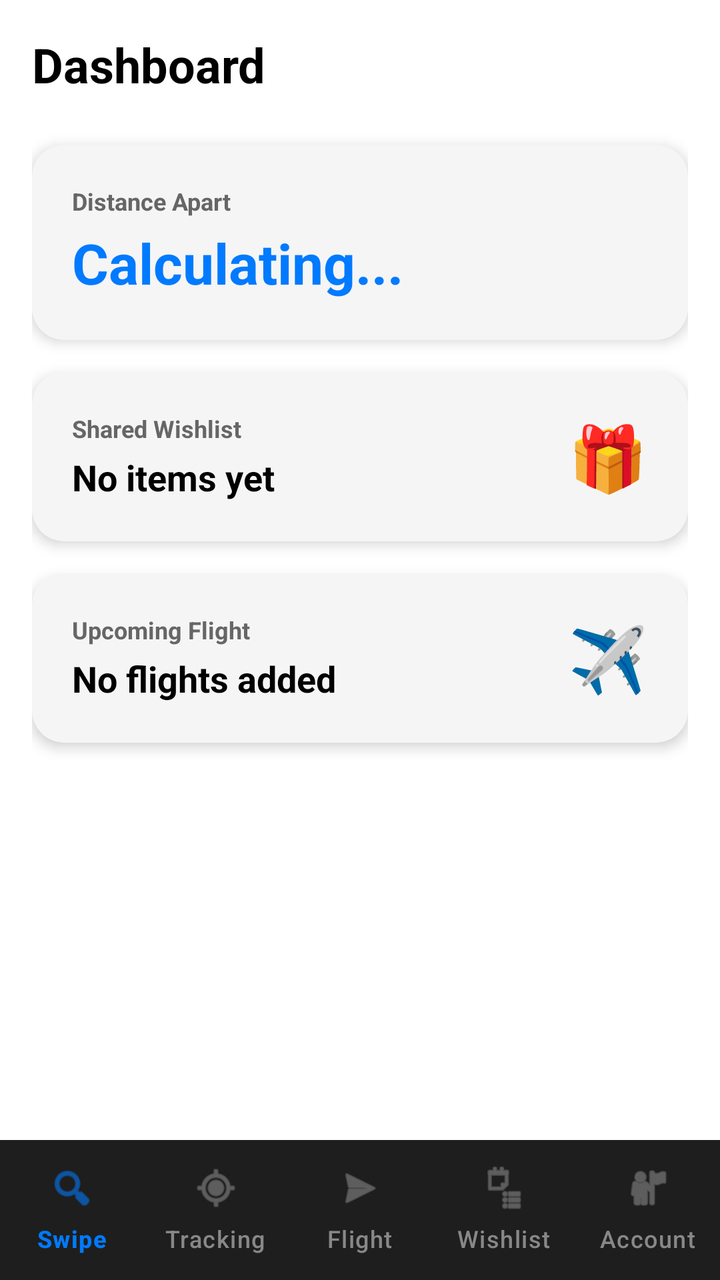
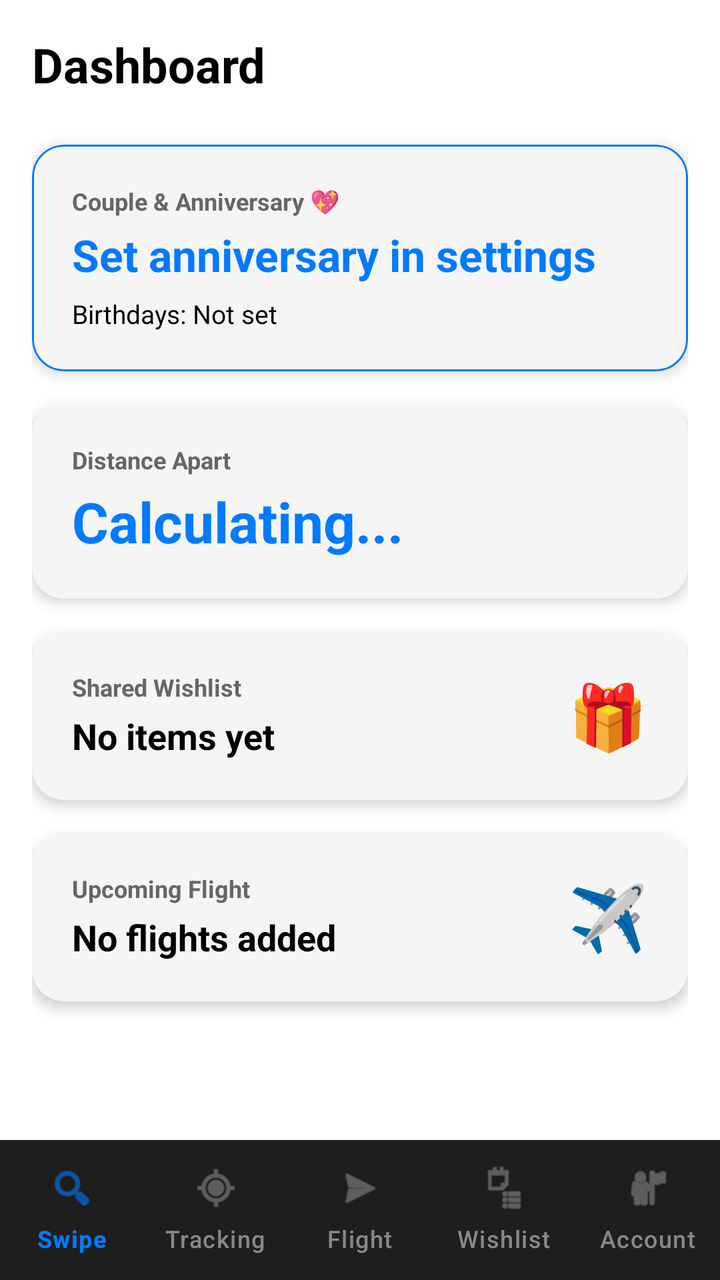

The first picture is an Android layout as it rendered before a commit; the second is the same layout after the commit. The layout source and the unified diff follow.
<!-- AndroidManifest.xml: application theme Theme.ProjectCecily -->
<!-- res/layout/activity_main.xml -->
<?xml version="1.0" encoding="utf-8"?>
<androidx.constraintlayout.widget.ConstraintLayout xmlns:android="http://schemas.android.com/apk/res/android"
    xmlns:app="http://schemas.android.com/apk/res-auto"
    android:layout_width="match_parent"
    android:layout_height="match_parent"
    android:background="@color/app_background"
    android:fitsSystemWindows="true">

    
    <ScrollView
        android:id="@+id/dashboard_scroll"
        android:layout_width="0dp"
        android:layout_height="0dp"
        android:padding="16dp"
        app:layout_constraintBottom_toTopOf="@id/bottom_navigation"
        app:layout_constraintEnd_toEndOf="parent"
        app:layout_constraintStart_toStartOf="parent"
        app:layout_constraintTop_toTopOf="parent">

        <LinearLayout
            android:layout_width="match_parent"
            android:layout_height="wrap_content"
            android:orientation="vertical">

            <TextView
                android:id="@+id/tvDashboardTitle"
                android:layout_width="wrap_content"
                android:layout_height="wrap_content"
                android:layout_marginBottom="24dp"
                android:text="Dashboard"
                android:textColor="@color/text_primary"
                android:textSize="24sp"
                android:textStyle="bold" />

            
            <com.google.android.material.card.MaterialCardView
                android:id="@+id/cardProximity"
                android:layout_width="match_parent"
                android:layout_height="wrap_content"
                android:layout_marginBottom="16dp"
                app:cardBackgroundColor="@color/card_background"
                app:cardCornerRadius="16dp"
                app:cardElevation="4dp"
                app:strokeWidth="0dp">

                <LinearLayout
                    android:layout_width="match_parent"
                    android:layout_height="wrap_content"
                    android:orientation="vertical"
                    android:padding="20dp">

                    <TextView
                        android:layout_width="wrap_content"
                        android:layout_height="wrap_content"
                        android:text="Distance Apart"
                        android:textColor="@color/text_secondary"
                        android:textSize="12sp"
                        android:textStyle="bold" />

                    <TextView
                        android:id="@+id/tvLiveDistance"
                        android:layout_width="wrap_content"
                        android:layout_height="wrap_content"
                        android:layout_marginTop="4dp"
                        android:text="Calculating..."
                        android:textColor="@color/nav_selected"
                        android:textSize="28sp"
                        android:textStyle="bold" />
                </LinearLayout>
            </com.google.android.material.card.MaterialCardView>

            
            <com.google.android.material.card.MaterialCardView
                android:id="@+id/cardWishlist"
                android:layout_width="match_parent"
                android:layout_height="wrap_content"
                android:layout_marginBottom="16dp"
                app:cardBackgroundColor="@color/card_background"
                app:cardCornerRadius="16dp"
                app:cardElevation="4dp"
                app:strokeWidth="0dp">

                <LinearLayout
                    android:layout_width="match_parent"
                    android:layout_height="wrap_content"
                    android:orientation="horizontal"
                    android:padding="20dp">

                    <LinearLayout
                        android:layout_width="0dp"
                        android:layout_height="wrap_content"
                        android:layout_weight="1"
                        android:orientation="vertical">

                        <TextView
                            android:layout_width="wrap_content"
                            android:layout_height="wrap_content"
                            android:text="Shared Wishlist"
                            android:textColor="@color/text_secondary"
                            android:textSize="12sp"
                            android:textStyle="bold" />

                        <TextView
                            android:id="@+id/tvWishlistSummary"
                            android:layout_width="wrap_content"
                            android:layout_height="wrap_content"
                            android:layout_marginTop="4dp"
                            android:text="No items yet"
                            android:textColor="@color/text_primary"
                            android:textSize="18sp"
                            android:textStyle="bold" />
                    </LinearLayout>

                    <TextView
                        android:layout_width="wrap_content"
                        android:layout_height="wrap_content"
                        android:layout_gravity="center"
                        android:text="🎁"
                        android:textSize="32sp" />
                </LinearLayout>
            </com.google.android.material.card.MaterialCardView>

            
            <com.google.android.material.card.MaterialCardView
                android:id="@+id/cardFlight"
                android:layout_width="match_parent"
                android:layout_height="wrap_content"
                android:layout_marginBottom="16dp"
                app:cardBackgroundColor="@color/card_background"
                app:cardCornerRadius="16dp"
                app:cardElevation="4dp"
                app:strokeWidth="0dp">

                <LinearLayout
                    android:layout_width="match_parent"
                    android:layout_height="wrap_content"
                    android:orientation="horizontal"
                    android:padding="20dp">

                    <LinearLayout
                        android:layout_width="0dp"
                        android:layout_height="wrap_content"
                        android:layout_weight="1"
                        android:orientation="vertical">

                        <TextView
                            android:layout_width="wrap_content"
                            android:layout_height="wrap_content"
                            android:text="Upcoming Flight"
                            android:textColor="@color/text_secondary"
                            android:textSize="12sp"
                            android:textStyle="bold" />

                        <TextView
                            android:id="@+id/tvFlightSummary"
                            android:layout_width="wrap_content"
                            android:layout_height="wrap_content"
                            android:layout_marginTop="4dp"
                            android:text="No flights added"
                            android:textColor="@color/text_primary"
                            android:textSize="18sp"
                            android:textStyle="bold" />
                    </LinearLayout>

                    <TextView
                        android:layout_width="wrap_content"
                        android:layout_height="wrap_content"
                        android:layout_gravity="center"
                        android:text="✈️"
                        android:textSize="32sp" />
                </LinearLayout>
            </com.google.android.material.card.MaterialCardView>

        </LinearLayout>
    </ScrollView>

    
    <com.google.android.material.bottomnavigation.BottomNavigationView
        android:id="@+id/bottom_navigation"
        android:layout_width="match_parent"
        android:layout_height="70dp"
        android:background="#1E1E1E"
        app:itemIconTint="@color/nav_item_color"
        app:itemTextColor="@color/nav_item_color"
        app:labelVisibilityMode="labeled"
        app:layout_constraintBottom_toBottomOf="parent"
        app:menu="@menu/bottom_nav_menu" />

</androidx.constraintlayout.widget.ConstraintLayout>
<!-- resources referenced by this layout -->
<resources>
  <color name="app_background">#FFFFFF</color>
  <color name="card_background">#F5F5F5</color>
  <color name="nav_selected">#007AFF</color>
  <color name="text_primary">#000000</color>
  <color name="text_secondary">#666666</color>
  <style name="Theme.ProjectCecily" parent="Base.Theme.ProjectCecily" />
  <style name="Base.Theme.ProjectCecily" parent="Theme.Material3.DayNight">
          
          <item name="colorPrimary">@color/nav_selected</item>
          <item name="windowActionBar">true</item>
          <item name="windowNoTitle">false</item>
  
          
          <item name="colorOnSecondaryContainer">@color/nav_selected</item>
      </style>
</resources>

<!-- the commit's change to res/layout/activity_main.xml (unified diff, before → after) -->
@@ -31,6 +31,55 @@
                 android:textColor="@color/text_primary"
                 android:textSize="24sp"
                 android:textStyle="bold" />
+
+            
+            <com.google.android.material.card.MaterialCardView
+                android:id="@+id/cardRelationshipSummary"
+                android:layout_width="match_parent"
+                android:layout_height="wrap_content"
+                android:layout_marginBottom="16dp"
+                android:clickable="false"
+                android:focusable="false"
+                app:cardBackgroundColor="@color/card_background"
+                app:cardCornerRadius="16dp"
+                app:cardElevation="4dp"
+                app:strokeColor="@color/nav_selected"
+                app:strokeWidth="1dp">
+
+                <LinearLayout
+                    android:layout_width="match_parent"
+                    android:layout_height="wrap_content"
+                    android:orientation="vertical"
+                    android:padding="20dp">
+
+                    <TextView
+                        android:layout_width="wrap_content"
+                        android:layout_height="wrap_content"
+                        android:text="Couple &amp; Anniversary 💖"
+                        android:textColor="@color/text_secondary"
+                        android:textSize="12sp"
+                        android:textStyle="bold" />
+
+                    <TextView
+                        android:id="@+id/tvTogetherDays"
+                        android:layout_width="wrap_content"
+                        android:layout_height="wrap_content"
+                        android:layout_marginTop="4dp"
+                        android:text="Set anniversary in settings"
+                        android:textColor="@color/nav_selected"
+                        android:textSize="22sp"
+                        android:textStyle="bold" />
+
+                    <TextView
+                        android:id="@+id/tvBirthdaysSummary"
+                        android:layout_width="wrap_content"
+                        android:layout_height="wrap_content"
+                        android:layout_marginTop="6dp"
+                        android:text="Birthdays: Not set"
+                        android:textColor="@color/text_primary"
+                        android:textSize="13sp" />
+                </LinearLayout>
+            </com.google.android.material.card.MaterialCardView>
 
             
             <com.google.android.material.card.MaterialCardView
